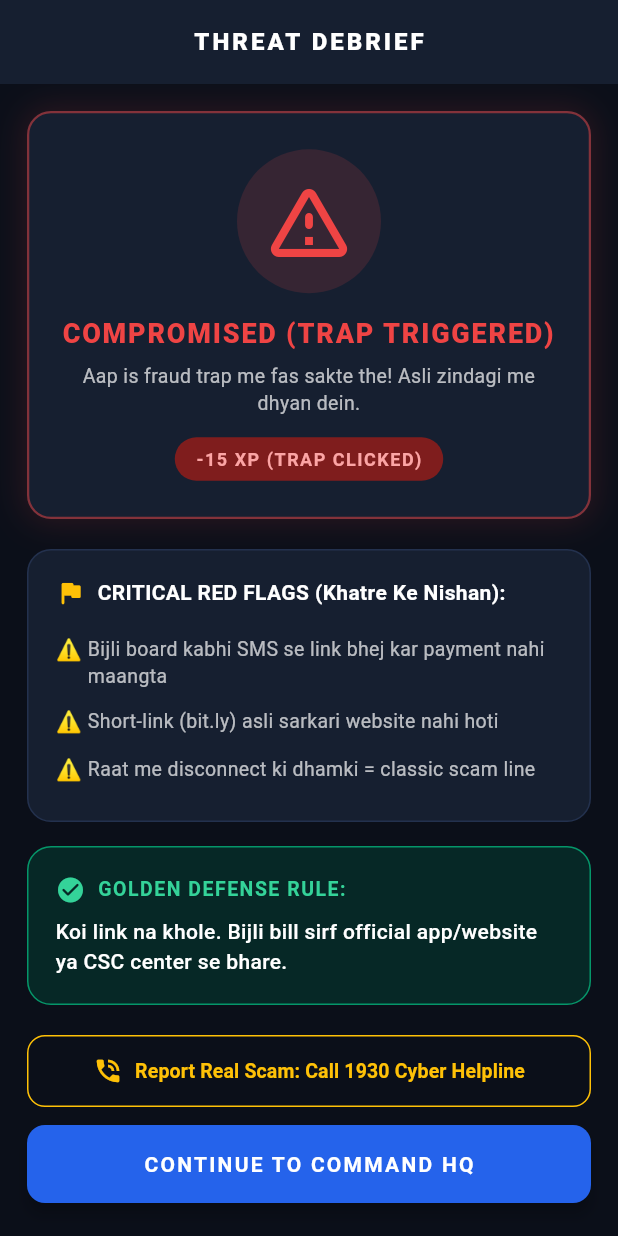
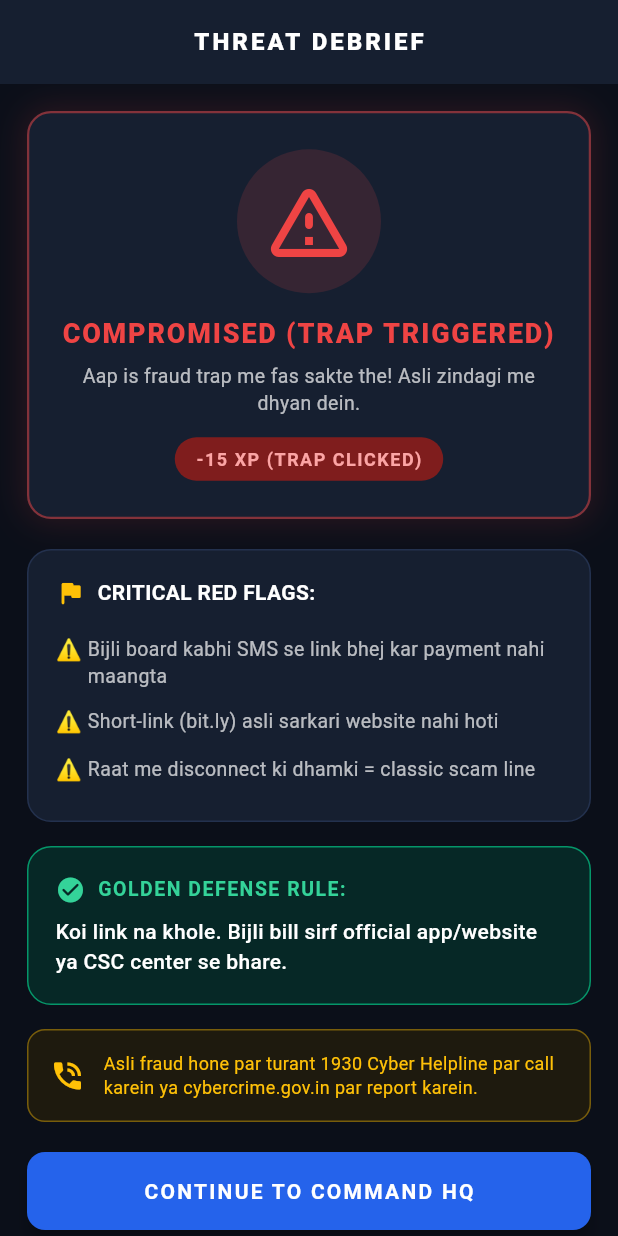
Before and after one commit to jitutayade85-dotcom/j-cyber_fraud_simulator-app, a Flutter app: the FeedbackScreen screen opened directly with sample values from the repository, on a phone screen of 412 x 824 dp. Run offline on Flutter 3.47's test engine with Material 3 defaults, Android fonts, the phone set to English and light mode, and no system bars; our stand-ins replace flutter_local_notifications, pdf, printing, shared_preferences; missing offline and left inert: workmanager; accounts and stored records are empty; statements that could not run were skipped.

Commit message:
Update feedback_screen.dart

```diff
--- a/lib/screens/feedback_screen.dart
+++ b/lib/screens/feedback_screen.dart
@@ -1,5 +1,4 @@
 import 'package:flutter/material.dart';
-import 'package:url_launcher/url_launcher.dart';
 
 import '../models/scam_scenario.dart';
 import 'dashboard_screen.dart';
@@ -15,13 +14,6 @@ class FeedbackScreen extends StatelessWidget {
     required this.reportedAsScam,
     required this.wasCorrect,
   });
-
-  Future<void> _dialHelpline() async {
-    final uri = Uri.parse('tel:1930');
-    if (await canLaunchUrl(uri)) {
-      await launchUrl(uri);
-    }
-  }
 
   @override
   Widget build(BuildContext context) {
@@ -100,7 +92,6 @@ class FeedbackScreen extends StatelessWidget {
                     style: const TextStyle(color: Colors.white70, fontSize: 13, height: 1.4),
                   ),
                   const SizedBox(height: 14),
-                  // XP Tag
                   Container(
                     padding: const EdgeInsets.symmetric(horizontal: 14, vertical: 6),
                     decoration: BoxDecoration(
@@ -122,7 +113,7 @@ class FeedbackScreen extends StatelessWidget {
             ),
             const SizedBox(height: 20),
 
-            // Red Flags Deep Dive Card
+            // Red Flags Breakdown Card
             Container(
               padding: const EdgeInsets.all(18),
               decoration: BoxDecoration(
@@ -138,7 +129,7 @@ class FeedbackScreen extends StatelessWidget {
                       Icon(Icons.flag_rounded, color: Colors.amber, size: 20),
                       SizedBox(width: 8),
                       Text(
-                        'CRITICAL RED FLAGS (Khatre Ke Nishan):',
+                        'CRITICAL RED FLAGS:',
                         style: TextStyle(
                           color: Colors.white,
                           fontSize: 14,
@@ -172,7 +163,7 @@ class FeedbackScreen extends StatelessWidget {
             ),
             const SizedBox(height: 16),
 
-            // Golden Rule / Safe Action
+            // Golden Defense Rule
             Container(
               padding: const EdgeInsets.all(18),
               decoration: BoxDecoration(
@@ -211,26 +202,32 @@ class FeedbackScreen extends StatelessWidget {
                 ],
               ),
             ),
+            const SizedBox(height: 16),
+
+            // Emergency Helpline Info Card
+            Container(
+              padding: const EdgeInsets.all(14),
+              decoration: BoxDecoration(
+                color: const Color(0xFF1E1A0E),
+                borderRadius: BorderRadius.circular(12),
+                border: Border.all(color: Colors.amber.withOpacity(0.4)),
+              ),
+              child: const Row(
+                children: [
+                  Icon(Icons.phone_in_talk, color: Colors.amber, size: 24),
+                  SizedBox(width: 12),
+                  Expanded(
+                    child: Text(
+                      'Asli fraud hone par turant 1930 Cyber Helpline par call karein ya cybercrime.gov.in par report karein.',
+                      style: TextStyle(color: Colors.amber, fontSize: 12, height: 1.3),
+                    ),
+                  ),
+                ],
+              ),
+            ),
             const SizedBox(height: 20),
 
-            // Emergency Helpline Action
-            OutlinedButton.icon(
-              style: OutlinedButton.styleFrom(
-                foregroundColor: Colors.amber,
-                side: const BorderSide(color: Colors.amber),
-                padding: const EdgeInsets.symmetric(vertical: 14),
-                shape: RoundedRectangleBorder(borderRadius: BorderRadius.circular(12)),
-              ),
-              onPressed: _dialHelpline,
-              icon: const Icon(Icons.phone_in_talk, size: 20),
-              label: const Text(
-                'Report Real Scam: Call 1930 Cyber Helpline',
-                style: TextStyle(fontSize: 13, fontWeight: FontWeight.bold),
-              ),
-            ),
-            const SizedBox(height: 12),
-
-            // Back to HQ / Dashboard
+            // Back to Dashboard
             ElevatedButton(
               style: ElevatedButton.styleFrom(
                 backgroundColor: const Color(0xFF2563EB),
```
